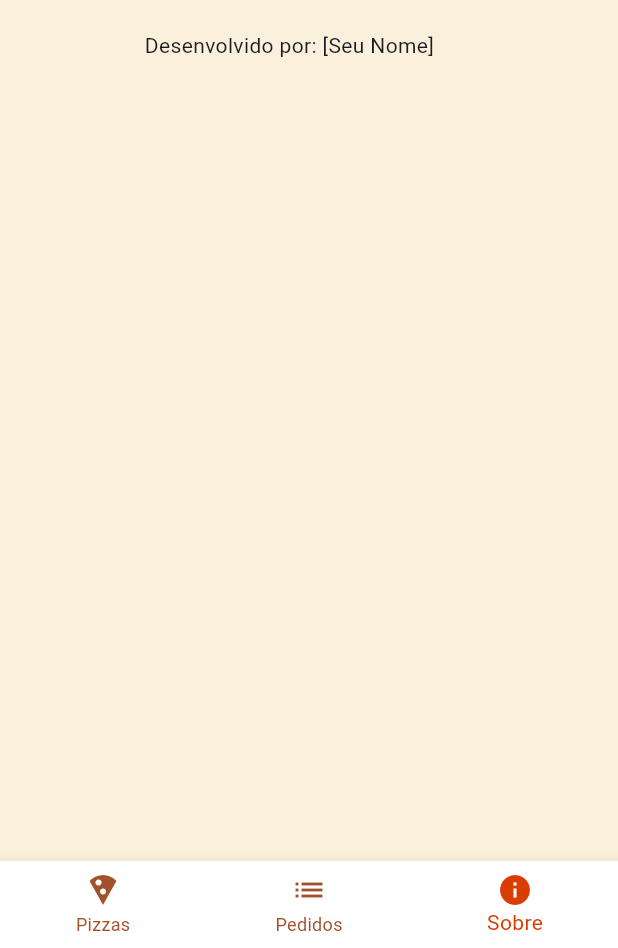
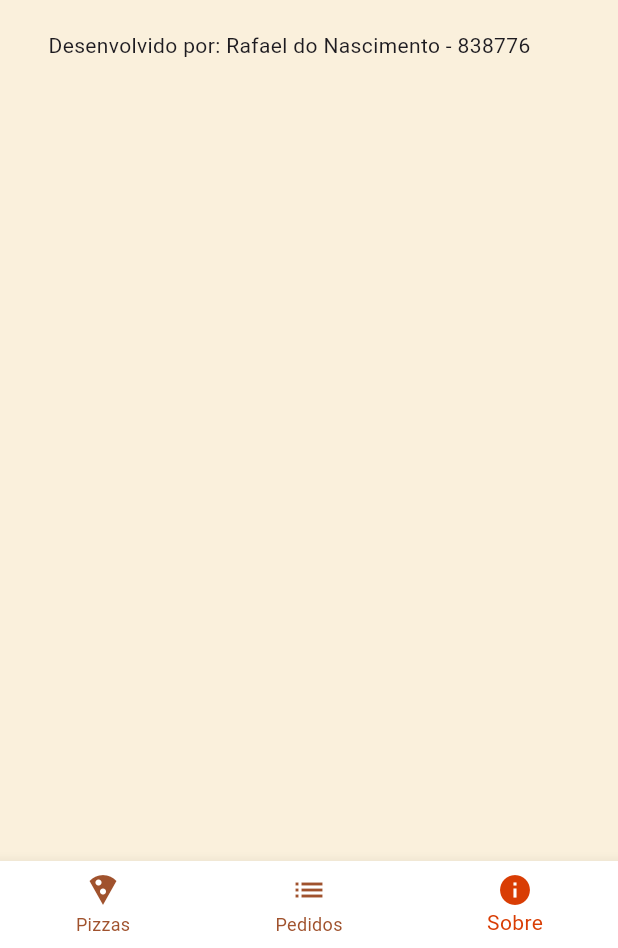
Before and after one commit to rafaeldonascimento2/AplicativoFlutter, a Flutter app: the HomeScreen screen opened directly, item 3 of the bottom bar chosen, on a phone screen of 412 x 824 dp, the part 288-1236 px from its top. Run offline on Flutter 3.47's test engine with Material 3 defaults, Android fonts, the phone set to English and light mode, and no system bars; our stand-ins replace device_preview.

Commit message:
add comentarios

```diff
--- a/lib/models/order.dart
+++ b/lib/models/order.dart
@@ -1,6 +1,6 @@
 import 'pizza.dart';
 
-class Order {
+class Order { // Order model
   final List<Pizza> items;
   final double total;
   final String date;
--- a/lib/models/pizza.dart
+++ b/lib/models/pizza.dart
@@ -1,4 +1,4 @@
-class Pizza {
+class Pizza { //tudo da pizza
   String name;
   double price;
   int quantity;
--- a/lib/screens/about_screen.dart
+++ b/lib/screens/about_screen.dart
@@ -1,7 +1,7 @@
 import 'package:flutter/material.dart';
 import 'home_screen.dart';
 
-class AboutScreen extends StatelessWidget {
+class AboutScreen extends StatelessWidget { // Tela de Sobre o App
   @override
   Widget build(BuildContext context) {
     return Scaffold(
@@ -16,21 +16,21 @@ class AboutScreen extends StatelessWidget {
             } else {
               Navigator.pushReplacement(
                 context,
-                MaterialPageRoute(builder: (context) => HomeScreen()),
+                MaterialPageRoute(builder: (context) => HomeScreen()), // Redireciona para a tela Home
               );
             }
           },
         ),
       ),
-      body: Padding(
+      body: Padding( // Espaçamento interno
         padding: const EdgeInsets.all(16.0),
         child: Column(
           children: [
             Text('Pizzaria Flutter', style: TextStyle(fontSize: 24, fontWeight: FontWeight.bold)),
             SizedBox(height: 10),
-            Text('Aplicativo desenvolvido para facilitar pedidos de pizza.'),
+            Text('Aplicativo desenvolvido para facilitar pedidos de pizza.'), // Descrição do App
             SizedBox(height: 20),
-            Text('Desenvolvido por: [Seu Nome]'),
+            Text('Desenvolvido por: Rafael do Nascimento - 838776'), // Nome do desenvolvedor
           ],
         ),
       ),
```
Also changed, not shown: lib/main.dart (+9 -9 lines), lib/screens/cart_screen.dart (+7 -7 lines), lib/screens/login_screen.dart (+6 -6 lines), lib/screens/register_screen.dart (+16 -16 lines), lib/screens/forgot_password_screen.dart (line endings or trailing spaces).
